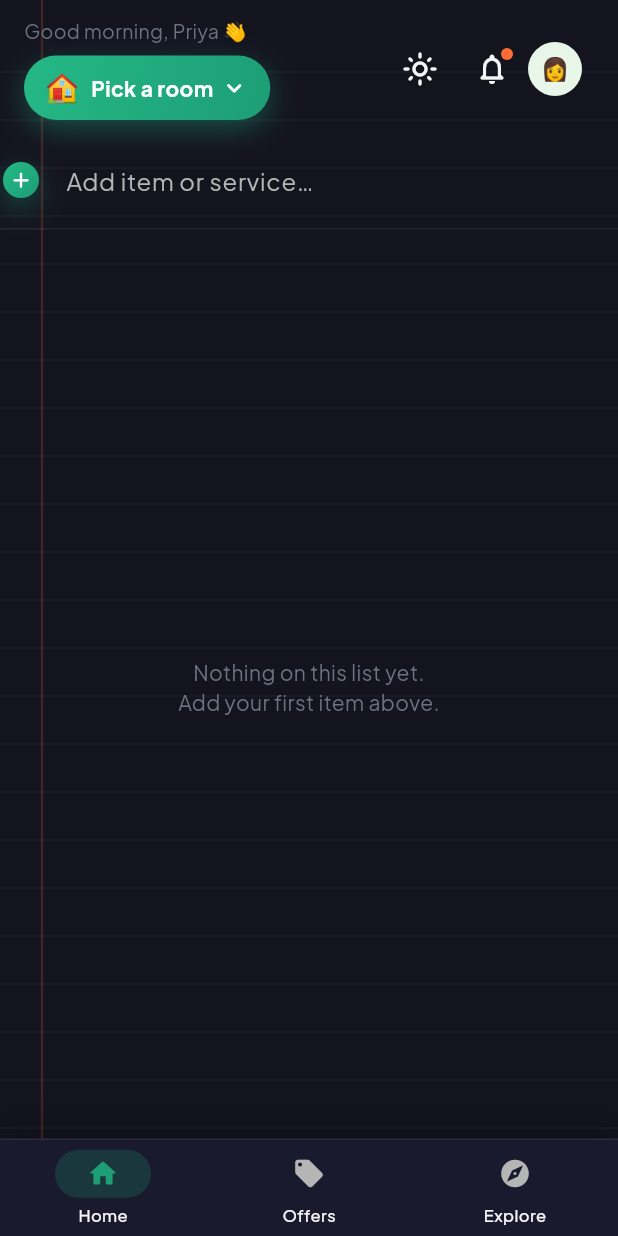
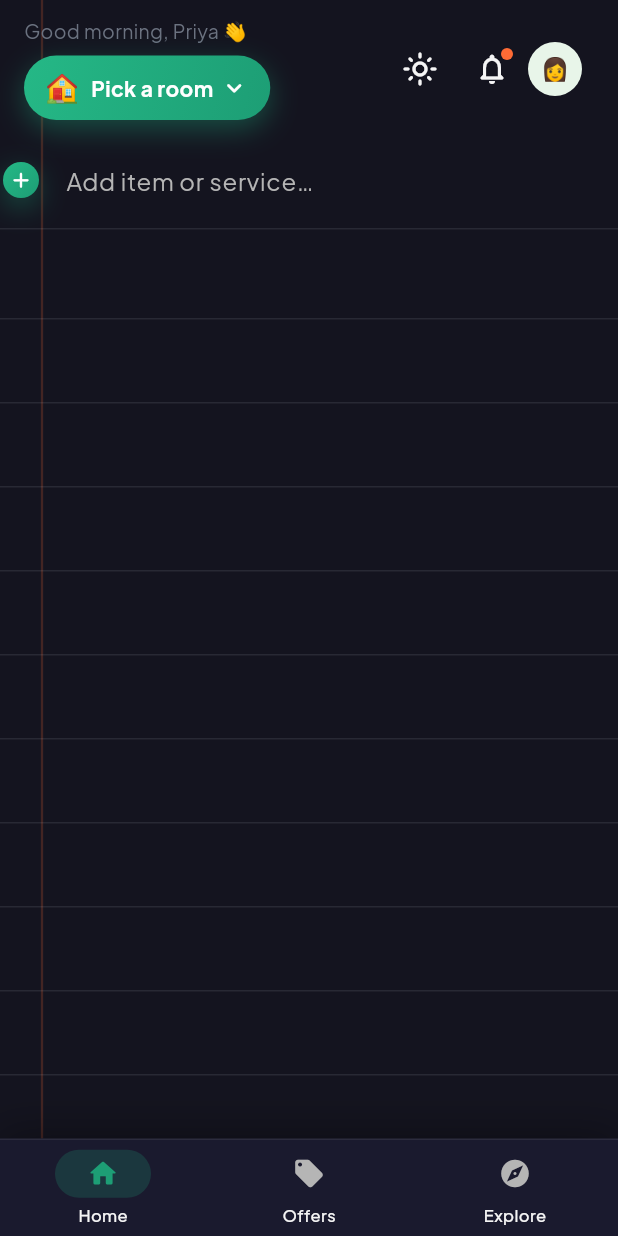
Before and after one commit to tejeshx37/Kootu_App, a Flutter app: the screen it shows once a user with an empty profile is signed in, after a tap on the "dark mode" icon, on a phone screen of 412 x 824 dp. Run offline on Flutter 3.47's test engine with Material 3 defaults, Android fonts, the phone set to English and light mode, and no system bars; our stand-ins replace cached_network_image, cloud_firestore, firebase_auth, firebase_core, flutter_animate, flutter_riverpod and 3 more; accounts and stored records are empty.

Commit message:
Home: fix ruled-line alignment with a single uniform grid
The page's fixed background ruling didn't match the variable-height item
rows, so items floated between lines. Now everything shares one grid:

- NotebookBackground draws only paper + the vertical margin; horizontal
  ruling moved to a reusable RuledLine cell (fixed NotebookMetrics.lineHeight,
  ruled bottom border) so lines scroll in lockstep with content.
- Each item is exactly one RuledLine cell; name clamped to one line to avoid
  overflow. BOUGHT header is its own ruled cell.
- Home pads the remaining viewport with empty RuledLine fillers (via
  LayoutBuilder) so the whole sheet is uniformly ruled and aligned, empty or
  full.

Co-Authored-By: Claude Opus 4.8 <noreply@anthropic.com>
Claude-Session: https://claude.ai/code/session_013dpc9LCxqj7MAdF6tWK5B7

````diff
--- a/lib/features/home/screens/home_screen.dart
+++ b/lib/features/home/screens/home_screen.dart
@@ -117,34 +117,20 @@ class HomeScreen extends ConsumerWidget {
                 data: (items) {
                   final pending = items.where((i) => !i.bought).toList();
                   final bought = items.where((i) => i.bought).toList();
-                  if (items.isEmpty) {
-                    return const Center(
-                      child: Padding(
-                        padding: EdgeInsets.all(32),
-                        child: Text(
-                          'Nothing on this list yet.\nAdd your first item above.',
-                          textAlign: TextAlign.center,
-                          style: TextStyle(
-                            color: AppColors.lightTextSecondary,
-                          ),
-                        ),
-                      ),
-                    );
-                  }
-                  return ListView(
-                    padding: const EdgeInsets.only(bottom: 24),
-                    children: [
+
+                  // Build the written lines (each is exactly one ruled cell).
+                  final rows = <Widget>[
                     for (var i = 0; i < pending.length; i++)
                       ItemCard(item: pending[i], roomId: roomId)
                           .animate()
-                            .fadeIn(
-                                duration: 220.ms,
-                                delay: (i * 40).ms)
+                          .fadeIn(duration: 220.ms, delay: (i * 40).ms)
                           .moveY(begin: 6, end: 0),
                     if (bought.isNotEmpty) ...[
-                        const SizedBox(height: 18),
-                        const Padding(
-                          padding: EdgeInsets.fromLTRB(40, 0, 16, 8),
+                      const RuledLine(
+                        child: Align(
+                          alignment: Alignment.bottomLeft,
+                          child: Padding(
+                            padding: EdgeInsets.fromLTRB(40, 0, 16, 6),
                             child: Text(
                               'BOUGHT',
                               style: TextStyle(
@@ -155,10 +141,30 @@ class HomeScreen extends ConsumerWidget {
                               ),
                             ),
                           ),
+                        ),
+                      ),
                       for (final it in bought)
                         ItemCard(item: it, roomId: roomId),
                     ],
+                  ];
+
+                  // Pad the rest of the page with empty ruled lines so the
+                  // whole sheet looks like ruled paper, perfectly aligned.
+                  return LayoutBuilder(
+                    builder: (context, constraints) {
+                      final used = rows.length * NotebookMetrics.lineHeight;
+                      final remaining = constraints.maxHeight - used;
+                      final fillers = remaining > 0
+                          ? (remaining / NotebookMetrics.lineHeight).ceil()
+                          : 0;
+                      return ListView(
+                        padding: EdgeInsets.zero,
+                        children: [
+                          ...rows,
+                          for (var i = 0; i < fillers; i++) const RuledLine(),
                         ],
+                      );
+                    },
                   );
                 },
               ),
--- a/lib/features/home/widgets/item_card.dart
+++ b/lib/features/home/widgets/item_card.dart
@@ -37,31 +37,21 @@ class ItemCard extends ConsumerWidget {
   @override
   Widget build(BuildContext context, WidgetRef ref) {
     final cat = Categories.byId(item.categoryId);
-    final isDark = Theme.of(context).brightness == Brightness.dark;
-    // Each item reads as a line written in the notebook: no card box, a ruled
-    // underline matching the page, the checkbox in the left gutter, and the
-    // text starting just to the right of the red margin rule.
+    // Each item occupies exactly one ruled line (NotebookMetrics.lineHeight),
+    // transparent and contiguous, so the rows line up perfectly with the ruled
+    // lines painted behind the list. The checkbox sits in the left gutter.
     return AnimatedOpacity(
       duration: const Duration(milliseconds: 220),
       opacity: item.bought ? 0.5 : 1.0,
-      child: AnimatedContainer(
-        duration: const Duration(milliseconds: 220),
-        curve: Curves.easeOut,
-        padding: const EdgeInsets.fromLTRB(0, 12, 16, 12),
-        decoration: BoxDecoration(
-          border: Border(
-            bottom: BorderSide(
-              color: NotebookBackground.ruleColor(isDark),
-              width: 1,
-            ),
-          ),
-        ),
+      child: RuledLine(
+        child: Padding(
+          padding: const EdgeInsets.only(right: 16),
           child: Row(
-          crossAxisAlignment: CrossAxisAlignment.start,
+            crossAxisAlignment: CrossAxisAlignment.center,
             children: [
               // Gutter: checkbox sits left of the margin rule.
               SizedBox(
-              width: NotebookBackground.defaultMarginX,
+                width: NotebookMetrics.marginX,
                 child: Center(
                   child: GestureDetector(
                     onTap: () => _toggle(ref),
@@ -73,8 +63,9 @@ class ItemCard extends ConsumerWidget {
                       height: 20,
                       decoration: BoxDecoration(
                         shape: BoxShape.circle,
-                      color:
-                          item.bought ? AppColors.success : Colors.transparent,
+                        color: item.bought
+                            ? AppColors.success
+                            : Colors.transparent,
                         border: Border.all(
                           color: item.bought
                               ? AppColors.success
@@ -84,8 +75,8 @@ class ItemCard extends ConsumerWidget {
                         boxShadow: item.bought
                             ? [
                                 BoxShadow(
-                                color:
-                                    AppColors.success.withValues(alpha: 0.35),
+                                  color: AppColors.success
+                                      .withValues(alpha: 0.35),
                                   blurRadius: 8,
                                   offset: const Offset(0, 2),
                                 ),
@@ -93,7 +84,8 @@ class ItemCard extends ConsumerWidget {
                             : null,
                       ),
                       child: item.bought
-                        ? const Icon(Icons.check, size: 13, color: Colors.white)
+                          ? const Icon(Icons.check,
+                              size: 13, color: Colors.white)
                           : null,
                     ),
                   ),
@@ -102,10 +94,13 @@ class ItemCard extends ConsumerWidget {
               const SizedBox(width: 12),
               Expanded(
                 child: Column(
+                  mainAxisSize: MainAxisSize.min,
                 crossAxisAlignment: CrossAxisAlignment.start,
                 children: [
                   Text(
                     item.name,
+                    maxLines: 1,
+                    overflow: TextOverflow.ellipsis,
                     style: TextStyle(
                       fontSize: 15,
                       fontWeight: FontWeight.w600,
@@ -137,6 +132,8 @@ class ItemCard extends ConsumerWidget {
           ],
             ),
           ),
+        ),
+      ),
     );
   }
 }
--- a/lib/shared/widgets/notebook_background.dart
+++ b/lib/shared/widgets/notebook_background.dart
@@ -2,101 +2,97 @@ import 'package:flutter/material.dart';
 
 import '../../core/theme/app_colors.dart';
 
-/// A full-bleed paper backdrop that makes a screen feel like a real notebook
-/// page: warm paper fill, faint horizontal ruled lines, and a single margin
-/// rule down the left. Theme-aware so it reads correctly in dark mode.
-///
-/// Drop it as the bottom layer of a [Stack] behind the actual content:
-/// ```dart
-/// Stack(children: [const Positioned.fill(child: NotebookBackground()), content])
-/// ```
+/// Shared geometry so the ruled lines, the rows that sit on them, and the
+/// margin rule all use one coordinate system.
+class NotebookMetrics {
+  NotebookMetrics._();
+
+  /// Height of a single ruled line / list row. Every home row (and the filler
+  /// lines below the list) is exactly this tall, so everything lines up.
+  static const double lineHeight = 56;
+
+  /// Horizontal position of the red margin rule from the left edge.
+  static const double marginX = 28;
+
+  /// The ruling colour for the current brightness.
+  static Color ruleColor(bool isDark) => isDark
+      ? AppColors.paperRuleLight.withValues(alpha: 0.10)
+      : AppColors.paperRuleLight;
+
+  static Color marginColor(bool isDark) =>
+      isDark ? AppColors.paperMarginDark : AppColors.paperMarginLight;
+
+  static Color paperColor(bool isDark) =>
+      isDark ? AppColors.paperDark : AppColors.paperLight;
+}
+
+/// Full-bleed paper backdrop: warm paper fill plus the single vertical margin
+/// rule. Horizontal ruling is provided per-row by [RuledLine] so the lines
+/// always scroll in lockstep with the content. Use this as the bottom layer
+/// of a [Stack] behind a screen.
 class NotebookBackground extends StatelessWidget {
-  const NotebookBackground({
-    super.key,
-    this.lineSpacing = 32,
-    this.marginX = 28,
-  });
+  const NotebookBackground({super.key});
 
-  /// Vertical gap between ruled lines.
-  final double lineSpacing;
-
-  /// Distance of the vertical margin rule from the left edge.
-  final double marginX;
-
-  /// Default horizontal position of the margin rule, shared with list rows so
-  /// written items start just to the right of it.
-  static const double defaultMarginX = 28;
-
-  /// The ruling colour for the current brightness — used by row underlines so
-  /// the lines under items match the page's ruled lines exactly.
-  static Color ruleColor(bool isDark) =>
-      isDark ? AppColors.paperRuleDark : AppColors.paperRuleLight;
+  // Back-compat aliases for callers that used the old API.
+  static const double defaultMarginX = NotebookMetrics.marginX;
+  static Color ruleColor(bool isDark) => NotebookMetrics.ruleColor(isDark);
 
   @override
   Widget build(BuildContext context) {
     final isDark = Theme.of(context).brightness == Brightness.dark;
     return CustomPaint(
-      painter: _NotebookPainter(
-        isDark: isDark,
-        lineSpacing: lineSpacing,
-        marginX: marginX,
-      ),
-      // Expand to fill whatever the Stack gives us.
+      painter: _PaperPainter(isDark: isDark),
       child: const SizedBox.expand(),
     );
   }
 }
 
-class _NotebookPainter extends CustomPainter {
-  _NotebookPainter({
-    required this.isDark,
-    required this.lineSpacing,
-    required this.marginX,
-  });
-
+class _PaperPainter extends CustomPainter {
+  _PaperPainter({required this.isDark});
   final bool isDark;
-  final double lineSpacing;
-  final double marginX;
-
-  // Warm cream paper in light mode; a deep slate "page" in dark mode.
-  Color get _paper => isDark ? AppColors.paperDark : AppColors.paperLight;
-
-  Color get _ruleLine =>
-      isDark ? AppColors.paperRuleDark : AppColors.paperRuleLight;
-
-  Color get _marginLine =>
-      isDark ? AppColors.paperMarginDark : AppColors.paperMarginLight;
 
   @override
   void paint(Canvas canvas, Size size) {
-    final paperPaint = Paint()..color = _paper;
-    canvas.drawRect(Offset.zero & size, paperPaint);
-
-    // Background ruling is kept lighter than the row underlines so it reads as
-    // page texture and doesn't fight with the lines under written items.
-    final rulePaint = Paint()
-      ..color = _ruleLine.withValues(alpha: _ruleLine.a * 0.55)
-      ..strokeWidth = 1;
-
-    // Horizontal ruled lines, starting a little below the top edge.
-    for (var y = lineSpacing * 1.5; y < size.height; y += lineSpacing) {
-      canvas.drawLine(Offset(0, y), Offset(size.width, y), rulePaint);
-    }
-
-    // Single vertical margin rule.
-    final marginPaint = Paint()
-      ..color = _marginLine
-      ..strokeWidth = 1.5;
+    canvas.drawRect(
+      Offset.zero & size,
+      Paint()..color = NotebookMetrics.paperColor(isDark),
+    );
     canvas.drawLine(
-      Offset(marginX, 0),
-      Offset(marginX, size.height),
-      marginPaint,
+      const Offset(NotebookMetrics.marginX, 0),
+      Offset(NotebookMetrics.marginX, size.height),
+      Paint()
+        ..color = NotebookMetrics.marginColor(isDark)
+        ..strokeWidth = 1.5,
     );
   }
 
   @override
-  bool shouldRepaint(_NotebookPainter old) =>
-      old.isDark != isDark ||
-      old.lineSpacing != lineSpacing ||
-      old.marginX != marginX;
+  bool shouldRepaint(_PaperPainter old) => old.isDark != isDark;
 }
+
+/// One ruled line: a fixed-height ([NotebookMetrics.lineHeight]) cell with a
+/// ruled bottom border. Wrap row content in it, or use it empty as filler to
+/// rule the blank part of the page. Because every line is the same height and
+/// contiguous, the ruling stays perfectly aligned.
+class RuledLine extends StatelessWidget {
+  const RuledLine({super.key, this.child});
+
+  final Widget? child;
+
+  @override
+  Widget build(BuildContext context) {
+    final isDark = Theme.of(context).brightness == Brightness.dark;
+    return Container(
+      height: NotebookMetrics.lineHeight,
+      decoration: BoxDecoration(
+        border: Border(
+          bottom: BorderSide(
+            color: NotebookMetrics.ruleColor(isDark),
+            width: 1,
+          ),
+        ),
+      ),
+      child: child,
+    );
+  }
+}
````
Lines whose indentation alone changed are shown as unchanged.
